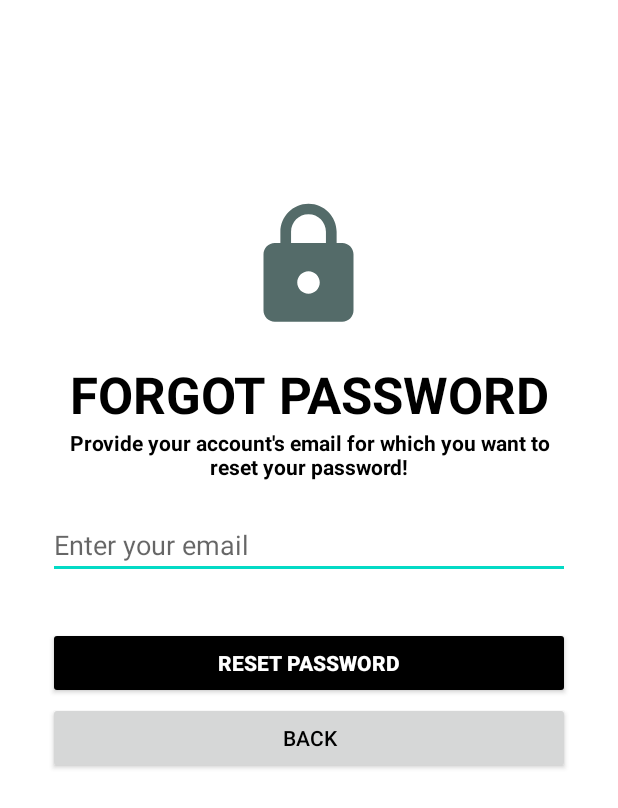
After one commit to wnosphan/QuizzGameAndroid, an Android app: the ForgotPasswordActivity screen opened directly, with no data from a screen before it, on a phone screen of 412 x 824 dp. The commit adds this screen. Shown: the top 808 px of the screen. Run offline under Robolectric (Android 15) with nearby library versions, the phone set to English and light mode, and no system bars; our stand-ins replace Firebase (no records; nobody signed in at launch, a user with empty details on screens opened directly).

Commit message:
[feat] forgot password

```diff
--- a/app/src/main/AndroidManifest.xml
+++ b/app/src/main/AndroidManifest.xml
@@ -19,6 +19,9 @@
         android:usesCleartextTraffic="true"
         tools:targetApi="31">
         <activity
+            android:name=".ForgotPasswordActivity"
+            android:exported="false" />
+        <activity
             android:name=".UserQuizActivity"
             android:exported="false" />
         <activity
@@ -32,7 +35,7 @@
             android:exported="false" />
         <activity
             android:name=".QuizActivity"
-            android:exported="true" />
+            android:exported="false" />
         <activity android:name=".SignupActivity" />
         <activity
             android:name=".LoginActivity"
--- /dev/null
+++ b/app/src/main/java/com/prm392/quizgame/ForgotPasswordActivity.java
@@ -0,0 +1,90 @@
+package com.prm392.quizgame;
+
+import android.content.Intent;
+import android.os.Bundle;
+import android.text.TextUtils;
+import android.view.View;
+import android.widget.Button;
+import android.widget.EditText;
+import android.widget.ProgressBar;
+import android.widget.Toast;
+import androidx.annotation.NonNull;
+import androidx.appcompat.app.AppCompatActivity;
+
+
+import com.google.android.gms.tasks.OnFailureListener;
+import com.google.android.gms.tasks.OnSuccessListener;
+import com.google.firebase.auth.FirebaseAuth;
+
+public class ForgotPasswordActivity extends AppCompatActivity {
+
+    //Declaration
+    Button btnReset, btnBack;
+    EditText edtEmail;
+    ProgressBar progressBar;
+    FirebaseAuth mAuth;
+    String strEmail;
+
+    @Override
+    protected void onCreate(Bundle savedInstanceState) {
+        super.onCreate(savedInstanceState);
+        setContentView(R.layout.activity_forgot_password);
+
+        //Initializaton
+        btnBack = findViewById(R.id.btnForgotPasswordBack);
+        btnReset = findViewById(R.id.btnReset);
+        edtEmail = findViewById(R.id.edtForgotPasswordEmail);
+        progressBar = findViewById(R.id.forgetPasswordProgressbar);
+
+        mAuth = FirebaseAuth.getInstance();
+
+        //Reset Button Listener
+        btnReset.setOnClickListener(new View.OnClickListener() {
+            @Override
+            public void onClick(View v) {
+                strEmail = edtEmail.getText().toString().trim();
+                if (!TextUtils.isEmpty(strEmail)) {
+                    ResetPassword();
+                } else {
+                    edtEmail.setError("Email field can't be empty");
+                }
+            }
+        });
+
+
+        //Back Button Code
+        btnBack.setOnClickListener(new View.OnClickListener() {
+            @Override
+            public void onClick(View v) {
+                setIntent(new Intent(ForgotPasswordActivity.this, LoginActivity.class));
+            }
+        });
+
+
+
+    }
+
+    private void ResetPassword() {
+        progressBar.setVisibility(View.VISIBLE);
+        btnReset.setVisibility(View.INVISIBLE);
+
+        mAuth.sendPasswordResetEmail(strEmail)
+                .addOnSuccessListener(new OnSuccessListener<Void>() {
+                    @Override
+                    public void onSuccess(Void unused) {
+                        Toast.makeText(ForgotPasswordActivity.this, "Reset Password link has been sent to your registered Email", Toast.LENGTH_SHORT).show();
+                        Intent intent = new Intent(ForgotPasswordActivity.this, LoginActivity.class);
+                        startActivity(intent);
+                        finish();
+                    }
+                })
+                .addOnFailureListener(new OnFailureListener() {
+                    @Override
+                    public void onFailure(@NonNull Exception e) {
+                        Toast.makeText(ForgotPasswordActivity.this, "Error :- " + e.getMessage(), Toast.LENGTH_SHORT).show();
+                        progressBar.setVisibility(View.INVISIBLE);
+                        btnReset.setVisibility(View.VISIBLE);
+                    }
+                });
+    }
+}
--- a/app/src/main/java/com/prm392/quizgame/LoginActivity.java
+++ b/app/src/main/java/com/prm392/quizgame/LoginActivity.java
@@ -34,6 +34,15 @@ public class LoginActivity extends AppCompatActivity {
             startActivity(new Intent(LoginActivity.this, MainActivity.class));
             finish();
         }
+
+        binding.tvForgotPw.setOnClickListener(new View.OnClickListener() {
+            @Override
+            public void onClick(View v) {
+                startActivity(new Intent(LoginActivity.this, ForgotPasswordActivity.class));
+            }
+        });
+
+
         binding.submitBtn.setOnClickListener(new View.OnClickListener() {
             @Override
             public void onClick(View v) {
@@ -68,5 +77,6 @@ public class LoginActivity extends AppCompatActivity {
         });
 
 
+
     }
 }
--- /dev/null
+++ b/app/src/main/res/drawable/lock.xml
@@ -0,0 +1,5 @@
+<vector xmlns:android="http://schemas.android.com/apk/res/android" android:height="24dp" android:tint="#546B69" android:viewportHeight="24" android:viewportWidth="24" android:width="24dp">
+
+    <path android:fillColor="@android:color/white" android:pathData="M18,8h-1L17,6c0,-2.76 -2.24,-5 -5,-5S7,3.24 7,6v2L6,8c-1.1,0 -2,0.9 -2,2v10c0,1.1 0.9,2 2,2h12c1.1,0 2,-0.9 2,-2L20,10c0,-1.1 -0.9,-2 -2,-2zM12,17c-1.1,0 -2,-0.9 -2,-2s0.9,-2 2,-2 2,0.9 2,2 -0.9,2 -2,2zM15.1,8L8.9,8L8.9,6c0,-1.71 1.39,-3.1 3.1,-3.1 1.71,0 3.1,1.39 3.1,3.1v2z"/>
+
+</vector>
--- /dev/null
+++ b/app/src/main/res/layout/activity_forgot_password.xml
@@ -0,0 +1,112 @@
+<?xml version="1.0" encoding="utf-8"?>
+<ScrollView xmlns:android="http://schemas.android.com/apk/res/android"
+    xmlns:app="http://schemas.android.com/apk/res-auto"
+    xmlns:tools="http://schemas.android.com/tools"
+    android:layout_width="match_parent"
+    android:layout_height="match_parent"
+    android:background="@color/white"
+    android:scrollbars="none"
+    tools:context=".ForgotPasswordActivity">
+
+    <LinearLayout
+        android:layout_width="match_parent"
+        android:layout_height="wrap_content"
+        android:layout_marginStart="32dp"
+        android:layout_marginEnd="32dp"
+        android:orientation="vertical">
+
+        <androidx.constraintlayout.widget.ConstraintLayout
+            android:layout_width="match_parent"
+            android:layout_height="wrap_content"
+            android:layout_marginTop="32dp"/>
+
+        <ImageView
+            android:layout_width="90dp"
+            android:layout_height="90dp"
+            android:layout_gravity="center"
+            android:layout_marginTop="100dp"
+            android:src="@drawable/lock"
+            app:layout_constraintBottom_toBottomOf="parent"
+            app:layout_constraintEnd_toEndOf="parent"
+            app:layout_constraintTop_toTopOf="parent" />
+
+        <TextView
+            android:id="@+id/textView4"
+            android:layout_width="match_parent"
+            android:layout_height="wrap_content"
+            android:layout_marginTop="18dp"
+            android:text="Forgot Password"
+            android:textAlignment="center"
+            android:textAllCaps="true"
+            android:textColor="@color/black"
+            android:textSize="34sp"
+            android:textStyle="bold" />
+
+        <TextView
+            android:id="@+id/viewExpYear"
+            android:layout_width="match_parent"
+            android:layout_height="wrap_content"
+            android:text="Provide your account's email for which you want to reset your password!"
+            android:textAlignment="center"
+            android:textColor="@color/black"
+            android:textSize="14sp"
+            android:textStyle="bold" />
+
+
+            <EditText
+                android:id="@+id/edtForgotPasswordEmail"
+                android:layout_marginTop="20dp"
+                android:layout_width="match_parent"
+                android:layout_height="wrap_content"
+                android:textColor="@color/black"
+                android:inputType="textEmailAddress"
+                android:hint="Enter your email"
+                android:singleLine="true" />
+
+        <FrameLayout
+            android:layout_width="match_parent"
+            android:layout_height="wrap_content"
+            android:layout_marginTop="32dp">
+
+            <ProgressBar
+                android:id="@+id/forgetPasswordProgressbar"
+                android:layout_width="50dp"
+                android:layout_height="50dp"
+                android:layout_gravity="center_horizontal"
+                android:visibility="invisible" />
+
+            <Button
+                android:id="@+id/btnReset"
+                android:layout_width="match_parent"
+                android:layout_height="wrap_content"
+                android:backgroundTint="@color/black"
+                android:paddingStart="20dp"
+                android:paddingTop="10dp"
+                android:paddingEnd="20dp"
+                android:paddingBottom="10dp"
+                android:textColor="@color/white"
+                android:textStyle="bold"
+                android:text="Reset Password"
+                app:cornerRadius="10dp"
+                app:iconGravity="textStart"/>
+
+        </FrameLayout>
+
+        <Button
+            android:id="@+id/btnForgotPasswordBack"
+            android:layout_width="match_parent"
+            android:layout_height="wrap_content"
+            android:paddingStart="20dp"
+            android:paddingTop="10dp"
+            android:paddingEnd="20dp"
+            android:paddingBottom="10dp"
+            android:text="Back"
+            android:textColor="@color/black"
+            app:cornerRadius="10dp"
+            app:iconGravity="textStart"
+            app:iconTint="@color/black" />
+
+
+    </LinearLayout>
+
+</ScrollView>
--- a/app/src/main/res/layout/activity_login.xml
+++ b/app/src/main/res/layout/activity_login.xml
@@ -85,7 +85,7 @@
                 android:textColor="@color/black" />
 
             <TextView
-                android:id="@+id/textView"
+                android:id="@+id/tvForgotPw"
                 android:layout_width="match_parent"
                 android:layout_height="wrap_content"
                 android:layout_margin="10dp"
```
